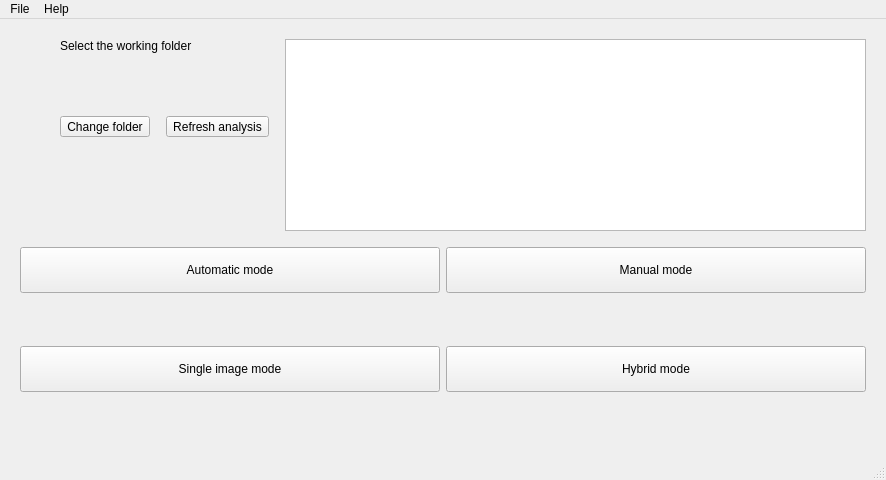
First picture: the form in ui/MainWindow.ui, repository sato96/PicMetadata, before the edit.
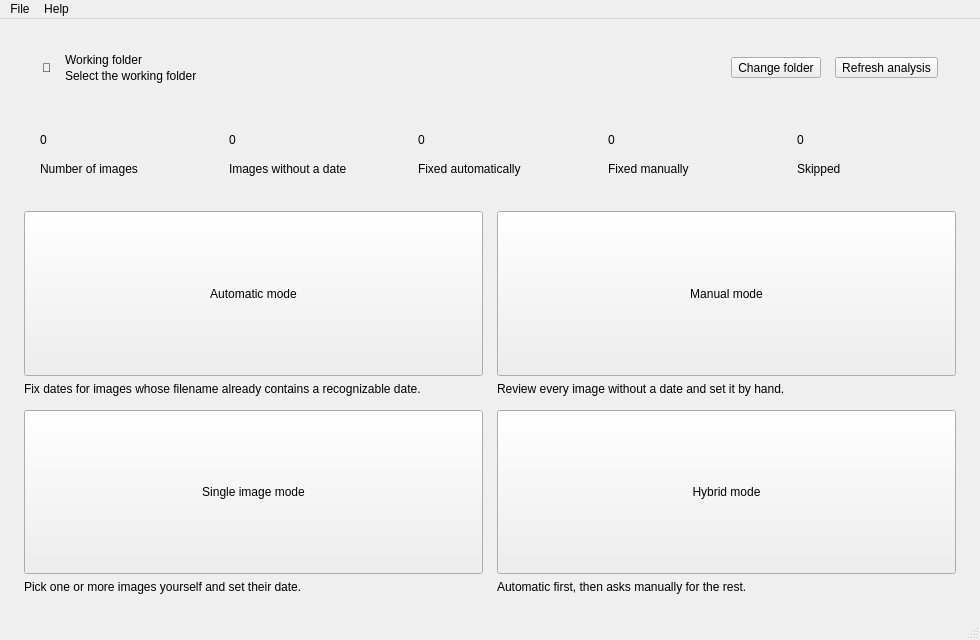
Second picture: the form after the edit. Icons and pictures are not drawn.

Commit message: feat: add style.qss for modern light theme and update spec file to include resources

The edit to the form file:
```diff
--- a/ui/MainWindow.ui
+++ b/ui/MainWindow.ui
@@ -9,37 +9,76 @@
    <rect>
     <x>0</x>
     <y>0</y>
-    <width>886</width>
-    <height>480</height>
+    <width>980</width>
+    <height>640</height>
    </rect>
   </property>
+  <property name="minimumSize">
+   <size>
+    <width>760</width>
+    <height>520</height>
+   </size>
+  </property>
   <property name="windowTitle">
    <string>PhotoClock</string>
   </property>
   <widget class="QWidget" name="centralwidget">
-   <layout class="QVBoxLayout" name="mainLayout">
+   <layout class="QVBoxLayout" name="mainLayout" stretch="0,0,1">
     <property name="spacing">
-     <number>16</number>
+     <number>18</number>
     </property>
     <property name="leftMargin">
-     <number>20</number>
+     <number>24</number>
     </property>
     <property name="topMargin">
      <number>20</number>
     </property>
     <property name="rightMargin">
-     <number>20</number>
+     <number>24</number>
     </property>
     <property name="bottomMargin">
-     <number>20</number>
+     <number>24</number>
     </property>
     <item>
-     <layout class="QGridLayout" name="gridLayout_2" columnstretch="0,0,0">
-      <item row="0" column="1">
-       <layout class="QVBoxLayout" name="verticalLayout">
-        <property name="sizeConstraint">
-         <enum>QLayout::SizeConstraint::SetMaximumSize</enum>
-        </property>
+     <widget class="QFrame" name="headerCard">
+      <property name="frameShape">
+       <enum>QFrame::Shape::NoFrame</enum>
+      </property>
+      <layout class="QHBoxLayout" name="headerCardLayout">
+       <property name="spacing">
+        <number>14</number>
+       </property>
+       <property name="leftMargin">
+        <number>18</number>
+       </property>
+       <property name="topMargin">
+        <number>14</number>
+       </property>
+       <property name="rightMargin">
+        <number>18</number>
+       </property>
+       <property name="bottomMargin">
+        <number>14</number>
+       </property>
+       <item>
+        <widget class="QLabel" name="folderIconLabel">
+         <property name="text">
+          <string>📁</string>
+         </property>
+        </widget>
+       </item>
+       <item>
+        <layout class="QVBoxLayout" name="folderTextLayout">
+         <property name="spacing">
+          <number>2</number>
+         </property>
+         <item>
+          <widget class="QLabel" name="folderCaption">
+           <property name="text">
+            <string>Working folder</string>
+           </property>
+          </widget>
+         </item>
         <item>
          <widget class="QLabel" name="folderPathName">
           <property name="sizePolicy">
@@ -56,29 +95,23 @@
           </property>
          </widget>
         </item>
+        </layout>
+       </item>
         <item>
-         <spacer name="verticalSpacer_5">
+        <spacer name="headerSpacer">
           <property name="orientation">
-           <enum>Qt::Orientation::Vertical</enum>
+          <enum>Qt::Orientation::Horizontal</enum>
           </property>
           <property name="sizeHint" stdset="0">
            <size>
-            <width>20</width>
-            <height>40</height>
+           <width>40</width>
+           <height>20</height>
            </size>
           </property>
          </spacer>
         </item>
-        <item>
-         <layout class="QHBoxLayout" name="horizontalLayout">
           <item>
            <widget class="QToolButton" name="changeFolderButton">
-            <property name="sizePolicy">
-             <sizepolicy hsizetype="Expanding" vsizetype="Preferred">
-              <horstretch>1</horstretch>
-              <verstretch>0</verstretch>
-             </sizepolicy>
-            </property>
             <property name="text">
              <string>Change folder</string>
             </property>
@@ -98,12 +131,6 @@
           </item>
           <item>
            <widget class="QToolButton" name="updateDataButton">
-            <property name="sizePolicy">
-             <sizepolicy hsizetype="Expanding" vsizetype="Preferred">
-              <horstretch>1</horstretch>
-              <verstretch>0</verstretch>
-             </sizepolicy>
-            </property>
             <property name="text">
              <string>Refresh analysis</string>
             </property>
@@ -116,103 +143,283 @@
            </widget>
           </item>
          </layout>
+     </widget>
         </item>
         <item>
-         <spacer name="verticalSpacer_top">
-          <property name="orientation">
-           <enum>Qt::Orientation::Vertical</enum>
-          </property>
-          <property name="sizeType">
-           <enum>QSizePolicy::Policy::MinimumExpanding</enum>
-          </property>
-          <property name="sizeHint" stdset="0">
+     <layout class="QHBoxLayout" name="statsRow">
+      <property name="spacing">
+       <number>14</number>
+      </property>
+      <item>
+       <widget class="QFrame" name="statCardImages">
+        <property name="frameShape">
+         <enum>QFrame::Shape::NoFrame</enum>
+        </property>
+        <property name="minimumSize">
            <size>
-            <width>20</width>
-            <height>40</height>
-           </size>
-          </property>
-         </spacer>
+          <width>0</width>
+          <height>78</height>
+         </size>
+        </property>
+        <property name="accent" stdset="0">
+         <string>brand</string>
+        </property>
+        <layout class="QVBoxLayout" name="statCardImagesLayout">
+         <property name="spacing">
+          <number>4</number>
+         </property>
+         <property name="leftMargin">
+          <number>16</number>
+         </property>
+         <property name="topMargin">
+          <number>12</number>
+         </property>
+         <property name="rightMargin">
+          <number>16</number>
+         </property>
+         <property name="bottomMargin">
+          <number>12</number>
+         </property>
+         <item>
+          <widget class="QLabel" name="statValueImages">
+           <property name="text">
+            <string>0</string>
+           </property>
+          </widget>
         </item>
         <item>
-         <spacer name="verticalSpacer_6">
-          <property name="orientation">
-           <enum>Qt::Orientation::Vertical</enum>
-          </property>
-          <property name="sizeHint" stdset="0">
+          <widget class="QLabel" name="statCaptionImages">
+           <property name="text">
+            <string>Number of images</string>
+           </property>
+           <property name="wordWrap">
+            <bool>true</bool>
+           </property>
+          </widget>
+         </item>
+        </layout>
+       </widget>
+      </item>
+      <item>
+       <widget class="QFrame" name="statCardNoData">
+        <property name="frameShape">
+         <enum>QFrame::Shape::NoFrame</enum>
+        </property>
+        <property name="minimumSize">
            <size>
-            <width>20</width>
-            <height>40</height>
-           </size>
-          </property>
-         </spacer>
-        </item>
-       </layout>
+          <width>0</width>
+          <height>78</height>
+         </size>
+        </property>
+        <property name="accent" stdset="0">
+         <string>warning</string>
+        </property>
+        <layout class="QVBoxLayout" name="statCardNoDataLayout">
+         <property name="spacing">
+          <number>4</number>
+         </property>
+         <property name="leftMargin">
+          <number>16</number>
+         </property>
+         <property name="topMargin">
+          <number>12</number>
+         </property>
+         <property name="rightMargin">
+          <number>16</number>
+         </property>
+         <property name="bottomMargin">
+          <number>12</number>
+         </property>
+         <item>
+          <widget class="QLabel" name="statValueNoData">
+           <property name="text">
+            <string>0</string>
+           </property>
+          </widget>
+         </item>
+         <item>
+          <widget class="QLabel" name="statCaptionNoData">
+           <property name="text">
+            <string>Images without a date</string>
+           </property>
+           <property name="wordWrap">
+            <bool>true</bool>
+           </property>
+          </widget>
+         </item>
+        </layout>
+       </widget>
       </item>
-      <item row="0" column="2">
-       <widget class="QTableWidget" name="statusTable">
-        <property name="enabled">
-         <bool>true</bool>
+      <item>
+       <widget class="QFrame" name="statCardFixedAuto">
+        <property name="frameShape">
+         <enum>QFrame::Shape::NoFrame</enum>
         </property>
-        <property name="sizePolicy">
-         <sizepolicy hsizetype="Preferred" vsizetype="Expanding">
-          <horstretch>1</horstretch>
-          <verstretch>0</verstretch>
-         </sizepolicy>
+        <property name="minimumSize">
+         <size>
+          <width>0</width>
+          <height>78</height>
+         </size>
         </property>
-        <property name="autoFillBackground">
+        <property name="accent" stdset="0">
+         <string>success</string>
+        </property>
+        <layout class="QVBoxLayout" name="statCardFixedAutoLayout">
+         <property name="spacing">
+          <number>4</number>
+         </property>
+         <property name="leftMargin">
+          <number>16</number>
+         </property>
+         <property name="topMargin">
+          <number>12</number>
+         </property>
+         <property name="rightMargin">
+          <number>16</number>
+         </property>
+         <property name="bottomMargin">
+          <number>12</number>
+         </property>
+         <item>
+          <widget class="QLabel" name="statValueFixedAuto">
+           <property name="text">
+            <string>0</string>
+           </property>
+          </widget>
+         </item>
+         <item>
+          <widget class="QLabel" name="statCaptionFixedAuto">
+           <property name="text">
+            <string>Fixed automatically</string>
+           </property>
+           <property name="wordWrap">
          <bool>true</bool>
         </property>
-        <property name="midLineWidth">
-         <number>7</number>
+          </widget>
+         </item>
+        </layout>
+       </widget>
+      </item>
+      <item>
+       <widget class="QFrame" name="statCardFixedManual">
+        <property name="frameShape">
+         <enum>QFrame::Shape::NoFrame</enum>
         </property>
-        <property name="gridStyle">
-         <enum>Qt::PenStyle::SolidLine</enum>
+        <property name="minimumSize">
+         <size>
+          <width>0</width>
+          <height>78</height>
+         </size>
         </property>
-        <property name="cornerButtonEnabled">
-         <bool>false</bool>
+        <property name="accent" stdset="0">
+         <string>info</string>
         </property>
-        <attribute name="horizontalHeaderVisible">
+        <layout class="QVBoxLayout" name="statCardFixedManualLayout">
+         <property name="spacing">
+          <number>4</number>
+         </property>
+         <property name="leftMargin">
+          <number>16</number>
+         </property>
+         <property name="topMargin">
+          <number>12</number>
+         </property>
+         <property name="rightMargin">
+          <number>16</number>
+         </property>
+         <property name="bottomMargin">
+          <number>12</number>
+         </property>
+         <item>
+          <widget class="QLabel" name="statValueFixedManual">
+           <property name="text">
+            <string>0</string>
+           </property>
+          </widget>
+         </item>
+         <item>
+          <widget class="QLabel" name="statCaptionFixedManual">
+           <property name="text">
+            <string>Fixed manually</string>
+           </property>
+           <property name="wordWrap">
          <bool>true</bool>
-        </attribute>
-        <attribute name="horizontalHeaderCascadingSectionResizes">
-         <bool>true</bool>
-        </attribute>
-        <attribute name="horizontalHeaderMinimumSectionSize">
-         <number>46</number>
-        </attribute>
-        <attribute name="horizontalHeaderShowSortIndicator" stdset="0">
-         <bool>false</bool>
-        </attribute>
-        <attribute name="horizontalHeaderStretchLastSection">
-         <bool>true</bool>
-        </attribute>
-        <attribute name="verticalHeaderStretchLastSection">
-         <bool>false</bool>
-        </attribute>
-       </widget>
-      </item>
-      <item row="0" column="0">
-       <spacer name="horizontalSpacer_2">
-        <property name="orientation">
-         <enum>Qt::Orientation::Horizontal</enum>
+           </property>
+          </widget>
+         </item>
+        </layout>
+       </widget>
+      </item>
+      <item>
+       <widget class="QFrame" name="statCardSkipped">
+        <property name="frameShape">
+         <enum>QFrame::Shape::NoFrame</enum>
         </property>
-        <property name="sizeHint" stdset="0">
+        <property name="minimumSize">
          <size>
-          <width>40</width>
-          <height>20</height>
+          <width>0</width>
+          <height>78</height>
          </size>
         </property>
-       </spacer>
+        <property name="accent" stdset="0">
+         <string>neutral</string>
+        </property>
+        <layout class="QVBoxLayout" name="statCardSkippedLayout">
+         <property name="spacing">
+          <number>4</number>
+         </property>
+         <property name="leftMargin">
+          <number>16</number>
+         </property>
+         <property name="topMargin">
+          <number>12</number>
+         </property>
+         <property name="rightMargin">
+          <number>16</number>
+         </property>
+         <property name="bottomMargin">
+          <number>12</number>
+         </property>
+         <item>
+          <widget class="QLabel" name="statValueSkipped">
+           <property name="text">
+            <string>0</string>
+           </property>
+          </widget>
+         </item>
+         <item>
+          <widget class="QLabel" name="statCaptionSkipped">
+           <property name="text">
+            <string>Skipped</string>
+           </property>
+           <property name="wordWrap">
+            <bool>true</bool>
+           </property>
+          </widget>
+         </item>
+        </layout>
+       </widget>
       </item>
      </layout>
     </item>
     <item>
      <layout class="QGridLayout" name="modesLayout">
       <property name="spacing">
-       <number>6</number>
+       <number>14</number>
       </property>
       <item row="0" column="0">
+       <layout class="QVBoxLayout" name="autoTileLayout">
+        <property name="spacing">
+         <number>6</number>
+        </property>
+        <item>
        <widget class="QPushButton" name="autoButton">
+          <property name="minimumSize">
+           <size>
+            <width>0</width>
+            <height>84</height>
+           </size>
+          </property>
         <property name="sizePolicy">
          <sizepolicy hsizetype="Expanding" vsizetype="Expanding">
           <horstretch>0</horstretch>
@@ -224,8 +431,31 @@
         </property>
        </widget>
       </item>
+        <item>
+         <widget class="QLabel" name="autoCaption">
+          <property name="text">
+           <string>Fix dates for images whose filename already contains a recognizable date.</string>
+          </property>
+          <property name="wordWrap">
+           <bool>true</bool>
+          </property>
+         </widget>
+        </item>
+       </layout>
+      </item>
       <item row="0" column="1">
+       <layout class="QVBoxLayout" name="manualTileLayout">
+        <property name="spacing">
+         <number>6</number>
+        </property>
+        <item>
        <widget class="QPushButton" name="manualButton">
+          <property name="minimumSize">
+           <size>
+            <width>0</width>
+            <height>84</height>
+           </size>
+          </property>
         <property name="sizePolicy">
          <sizepolicy hsizetype="Expanding" vsizetype="Expanding">
           <horstretch>0</horstretch>
@@ -237,24 +467,31 @@
         </property>
        </widget>
       </item>
-      <item row="3" column="0">
-       <spacer name="verticalSpacer">
-        <property name="orientation">
-         <enum>Qt::Orientation::Vertical</enum>
-        </property>
-        <property name="sizeType">
-         <enum>QSizePolicy::Policy::MinimumExpanding</enum>
-        </property>
-        <property name="sizeHint" stdset="0">
-         <size>
-          <width>20</width>
-          <height>40</height>
-         </size>
-        </property>
-       </spacer>
-      </item>
-      <item row="2" column="0">
+        <item>
+         <widget class="QLabel" name="manualCaption">
+          <property name="text">
+           <string>Review every image without a date and set it by hand.</string>
+          </property>
+          <property name="wordWrap">
+           <bool>true</bool>
+          </property>
+         </widget>
+        </item>
+       </layout>
+      </item>
+      <item row="1" column="0">
+       <layout class="QVBoxLayout" name="singleImgTileLayout">
+        <property name="spacing">
+         <number>6</number>
+        </property>
+        <item>
        <widget class="QPushButton" name="singleImgButton">
+          <property name="minimumSize">
+           <size>
+            <width>0</width>
+            <height>84</height>
+           </size>
+          </property>
         <property name="sizePolicy">
          <sizepolicy hsizetype="Expanding" vsizetype="Expanding">
           <horstretch>0</horstretch>
@@ -266,8 +503,31 @@
         </property>
        </widget>
       </item>
-      <item row="2" column="1">
+        <item>
+         <widget class="QLabel" name="singleImgCaption">
+          <property name="text">
+           <string>Pick one or more images yourself and set their date.</string>
+          </property>
+          <property name="wordWrap">
+           <bool>true</bool>
+          </property>
+         </widget>
+        </item>
+       </layout>
+      </item>
+      <item row="1" column="1">
+       <layout class="QVBoxLayout" name="hybridTileLayout">
+        <property name="spacing">
+         <number>6</number>
+        </property>
+        <item>
        <widget class="QPushButton" name="hybridModeButton">
+          <property name="minimumSize">
+           <size>
+            <width>0</width>
+            <height>84</height>
+           </size>
+          </property>
         <property name="sizePolicy">
          <sizepolicy hsizetype="Expanding" vsizetype="Expanding">
           <horstretch>0</horstretch>
@@ -279,50 +539,17 @@
         </property>
        </widget>
       </item>
-      <item row="3" column="1">
-       <spacer name="verticalSpacer_2">
-        <property name="orientation">
-         <enum>Qt::Orientation::Vertical</enum>
-        </property>
-        <property name="sizeType">
-         <enum>QSizePolicy::Policy::MinimumExpanding</enum>
-        </property>
-        <property name="sizeHint" stdset="0">
-         <size>
-          <width>20</width>
-          <height>40</height>
-         </size>
-        </property>
-       </spacer>
-      </item>
-      <item row="1" column="0">
-       <spacer name="verticalSpacer_3">
-        <property name="orientation">
-         <enum>Qt::Orientation::Vertical</enum>
-        </property>
-        <property name="sizeType">
-         <enum>QSizePolicy::Policy::MinimumExpanding</enum>
-        </property>
-        <property name="sizeHint" stdset="0">
-         <size>
-          <width>20</width>
-          <height>40</height>
-         </size>
-        </property>
-       </spacer>
-      </item>
-      <item row="1" column="1">
-       <spacer name="verticalSpacer_4">
-        <property name="orientation">
-         <enum>Qt::Orientation::Vertical</enum>
-        </property>
-        <property name="sizeHint" stdset="0">
-         <size>
-          <width>20</width>
-          <height>40</height>
-         </size>
-        </property>
-       </spacer>
+        <item>
+         <widget class="QLabel" name="hybridCaption">
+          <property name="text">
+           <string>Automatic first, then asks manually for the rest.</string>
+          </property>
+          <property name="wordWrap">
+           <bool>true</bool>
+          </property>
+         </widget>
+        </item>
+       </layout>
       </item>
      </layout>
     </item>
@@ -333,7 +560,7 @@
     <rect>
      <x>0</x>
      <y>0</y>
-     <width>886</width>
+     <width>980</width>
      <height>26</height>
     </rect>
    </property>
```
Left out of the diff: 12 changed lines with no effect on the pictures. Lines whose indentation alone changed are shown as unchanged. The commit also changes 7 other files.
